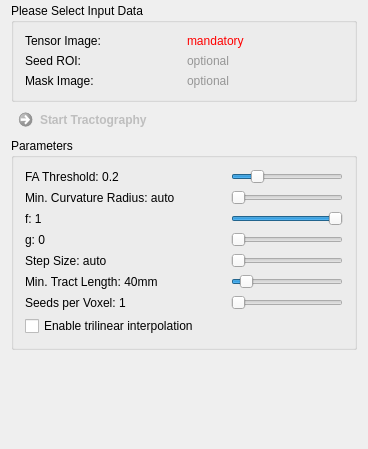
MITK/MITK, file Plugins/org.mitk.gui.qt.diffusionimaging/src/internal/QmitkStreamlineTrackingViewControls.ui: the form before one commit.
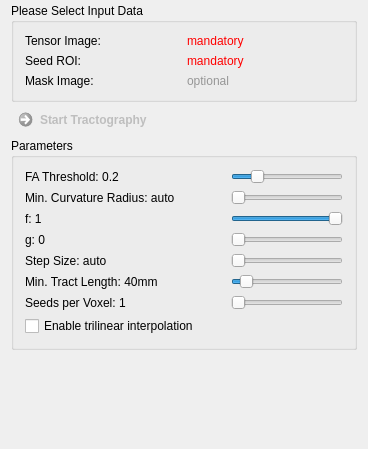
The form after the commit.

Commit message: fibers are now generated as soon as at least two fiducials are placed. removed experimental sign in welcome view. minor ui changes.

The edit to the form file:
```diff
--- a/Plugins/org.mitk.gui.qt.diffusionimaging/src/internal/QmitkStreamlineTrackingViewControls.ui
+++ b/Plugins/org.mitk.gui.qt.diffusionimaging/src/internal/QmitkStreamlineTrackingViewControls.ui
@@ -302,7 +302,7 @@
       <item row="1" column="1">
        <widget class="QLabel" name="m_RoiImageLabel">
         <property name="text">
-         <string>&lt;html&gt;&lt;head/&gt;&lt;body&gt;&lt;p&gt;&lt;span style=&quot; color:#969696;&quot;&gt;optional&lt;/span&gt;&lt;/p&gt;&lt;/body&gt;&lt;/html&gt;</string>
+         <string>&lt;html&gt;&lt;head/&gt;&lt;body&gt;&lt;p&gt;&lt;span style=&quot; color:#ff0000;&quot;&gt;mandatory&lt;/span&gt;&lt;/p&gt;&lt;/body&gt;&lt;/html&gt;</string>
         </property>
         <property name="wordWrap">
          <bool>true</bool>
```
The commit also changes 5 other files.
